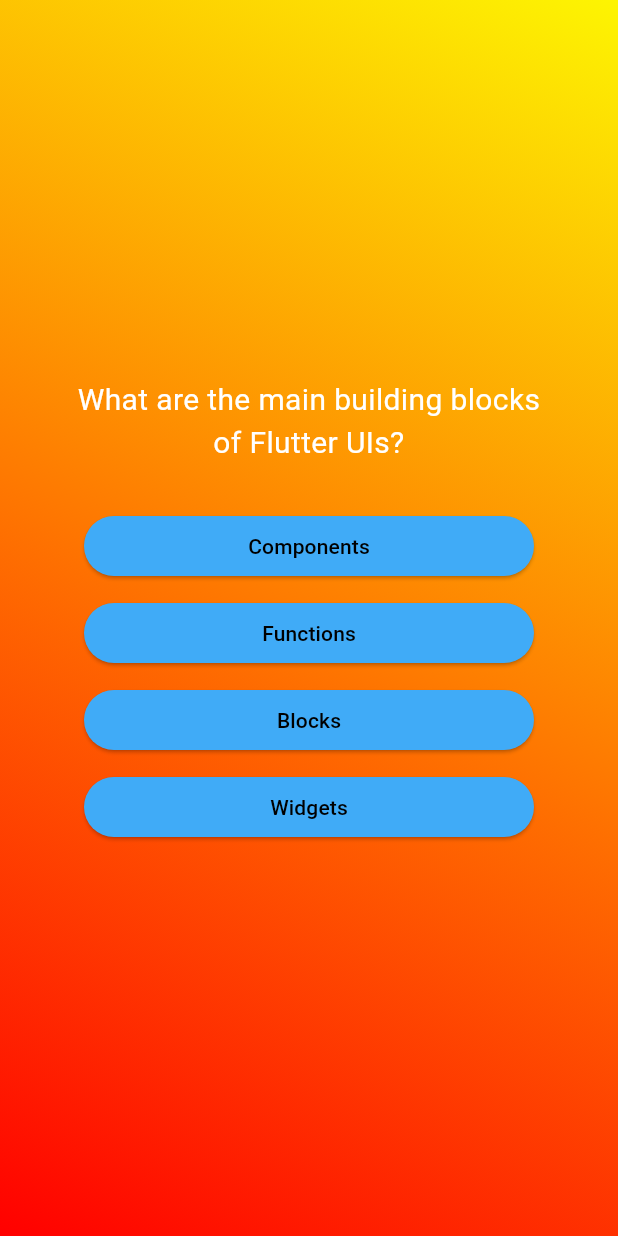
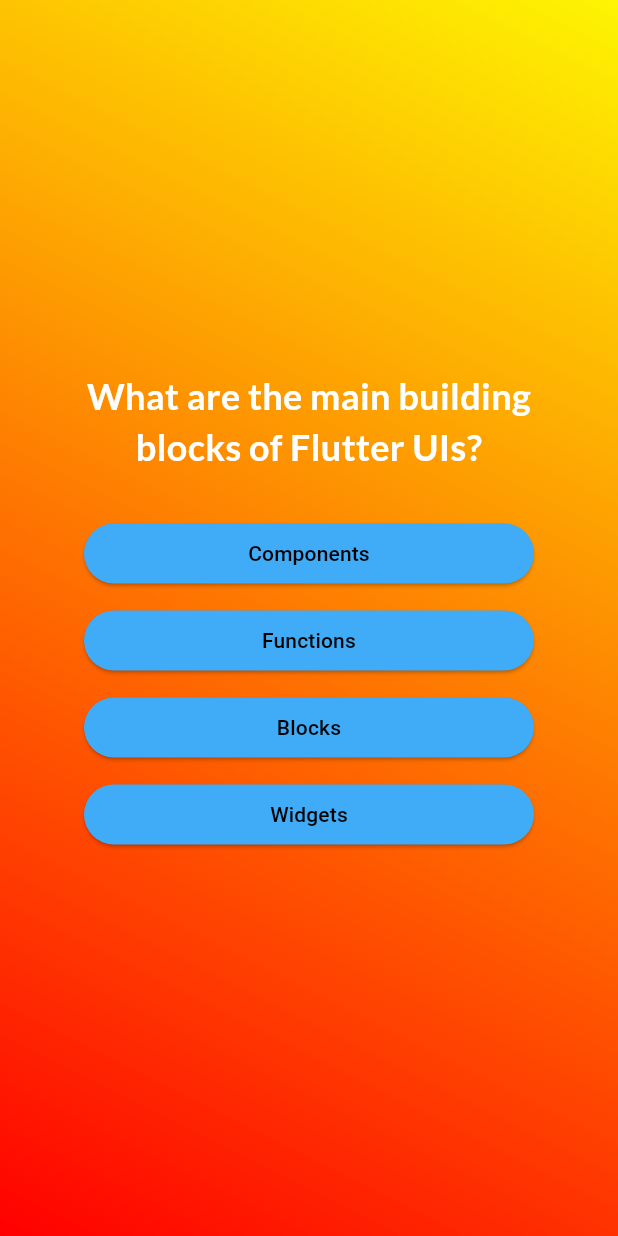
Before and after one commit to Akhele/Flutter-Quiz-App, a Flutter app: the screen it shows after launch, after a tap on "Start", on a phone screen of 412 x 824 dp. Run offline on Flutter 3.47's test engine with Material 3 defaults, Android fonts, the phone set to English and light mode, and no system bars; our stand-ins replace google_fonts.

Commit message:
navigation between questions + adding google fonts

```diff
--- a/lib/answer_button.dart
+++ b/lib/answer_button.dart
@@ -22,7 +22,7 @@ final void Function() onTap;
                                     ),
                                     padding: EdgeInsets.symmetric(vertical: 10,horizontal: 30)
                                       ),
-                            child: Text(buttonText)),
+                            child: Text(buttonText,textAlign: TextAlign.center,)),
 
                             SizedBox(height: 10,)
               ],
--- a/lib/questions_screen.dart
+++ b/lib/questions_screen.dart
@@ -1,21 +1,34 @@
 import 'package:flutter/material.dart';
 import 'package:flutter_quiz_app/answer_button.dart';
 import 'package:flutter_quiz_app/data/questions.dart';
+import 'package:google_fonts/google_fonts.dart';
 
 class Questions extends StatefulWidget {
   const Questions({super.key});
 
 @override
   State<Questions> createState() {
-    return _QuestionsState();
+    return _QuestionsScreenState();
   }
 }
 
-class _QuestionsState extends State<Questions>
+class _QuestionsScreenState extends State<Questions>
 {
+  int currentQuestionIndex = 0;
+
+  void answerQuestion()
+  {
+    setState(() {
+      if(currentQuestionIndex<questions.length-1)
+      {
+            currentQuestionIndex++;
+      }
+    });
+  }
+
   @override
   Widget build(context) {
-    var currentQuestion = questions[0];
+    var currentQuestion = questions[currentQuestionIndex];
    return Container(
     margin: EdgeInsets.all(40),
      child: Column(
@@ -23,10 +36,16 @@ class _QuestionsState extends State<Questions>
                 crossAxisAlignment: CrossAxisAlignment.stretch,
 
                 children: [
-                  Text(currentQuestion.text,style: TextStyle(color: Colors.white, fontSize: 20),textAlign: TextAlign.center,),
+                  Text(
+                    currentQuestion.text,
+                    style: GoogleFonts.lato(
+                      color: Colors.white,
+                      fontSize: 24,
+                      fontWeight: FontWeight.bold),
+                      textAlign: TextAlign.center,),
                   SizedBox(height: 30,),
                   ...currentQuestion.getShuffledAnswers().map((answer){
-                    return AnswerButton(answer, (){});
+                    return AnswerButton(answer, answerQuestion);
                   })
 
                 ],
--- a/lib/quiz_container.dart
+++ b/lib/quiz_container.dart
@@ -1,5 +1,7 @@
 import 'package:flutter/material.dart';
 import 'dart:math';
+
+import 'package:google_fonts/google_fonts.dart';
 
 var rondomizer = Random();
 class QuizContainer extends StatelessWidget {
@@ -16,7 +18,7 @@ final void Function() startQuiz;
                   width: 200,
                   color: const Color.fromARGB(153, 255, 255, 255),),
                 SizedBox(height: 20,),
-                Text('Quiz', style: TextStyle(color: Colors.white, fontSize: 28),),
+                Text('Quiz', style: GoogleFonts.lato(color: Colors.white, fontSize: 28),),
                 OutlinedButton.icon(onPressed: startQuiz,
                             style: OutlinedButton.styleFrom(foregroundColor: Colors.white,
                                     textStyle: TextStyle(fontSize: 28)
--- a/pubspec.yaml
+++ b/pubspec.yaml
@@ -34,6 +34,7 @@ dependencies:
   # The following adds the Cupertino Icons font to your application.
   # Use with the CupertinoIcons class for iOS style icons.
   cupertino_icons: ^1.0.8
+  google_fonts: ^6.3.2
 
 dev_dependencies:
   flutter_test:
```
Also changed, not shown: pubspec.lock, 7 other files.
